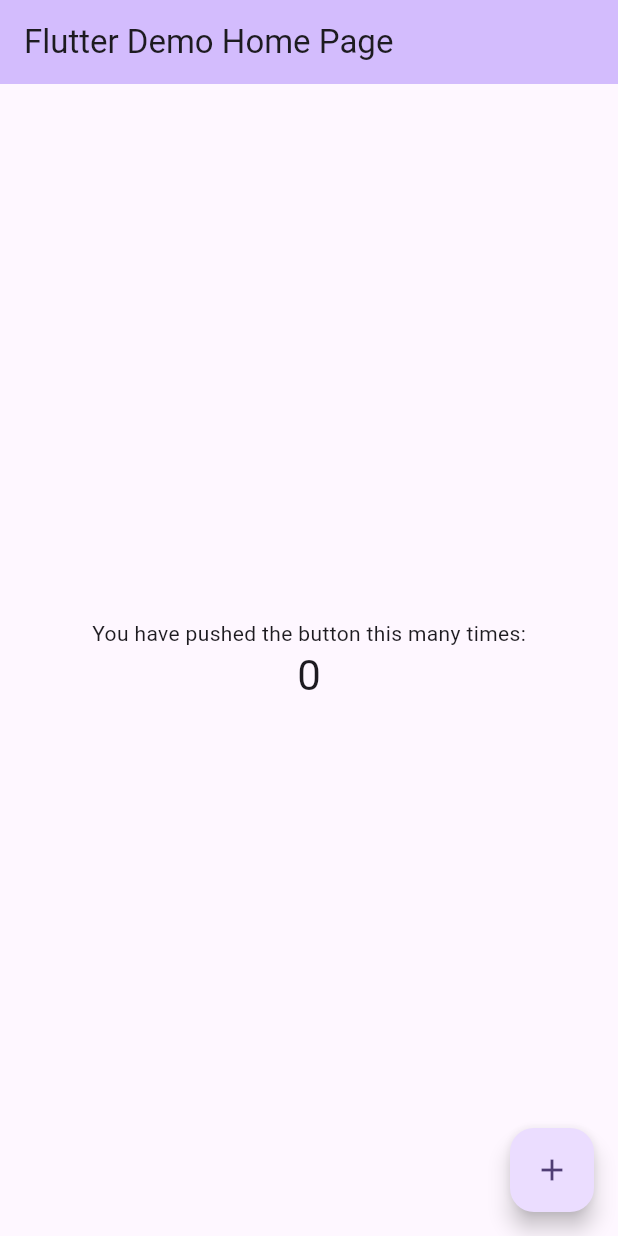
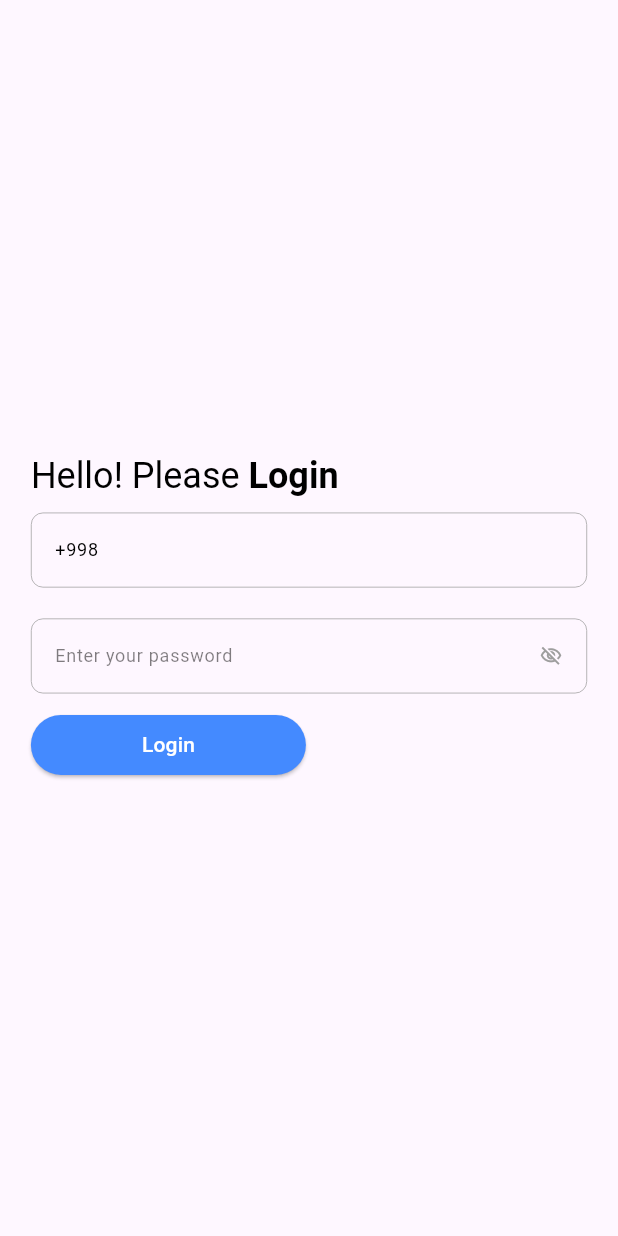
Before and after one commit to SalohiddinSayfiddinov/restaurant, a Flutter app: the screen it shows after launch, on a phone screen of 412 x 824 dp. Run offline on Flutter 3.47's test engine with Material 3 defaults, Android fonts, the phone set to English and light mode, and no system bars; our stand-ins replace flutter_multi_formatter, google_fonts.

Commit message:
login page

```diff
--- /dev/null
+++ b/lib/login_page.dart
@@ -0,0 +1,113 @@
+import 'package:flutter/material.dart';
+import 'package:google_fonts/google_fonts.dart';
+import 'package:restaurant/widgets/my_form_field.dart';
+import 'package:restaurant/widgets/responsive_widget.dart';
+
+class LoginPage extends StatelessWidget {
+  LoginPage({super.key});
+
+  final formKey = GlobalKey<FormState>();
+  final phoneController = TextEditingController();
+  final passwordController = TextEditingController();
+  @override
+  Widget build(BuildContext context) {
+    double width = MediaQuery.of(context).size.width;
+    return Scaffold(
+      body: Row(
+        children: [
+          if (!ResponsiveWidget.isSmallScreen(context))
+            Expanded(
+              child: Container(
+                color: Colors.blueAccent,
+                child: Center(
+                  child: Text(
+                    "Login Page",
+                    style: GoogleFonts.ralewayDots().copyWith(
+                      fontSize: 40,
+                      fontWeight: FontWeight.w800,
+                      color: Colors.white,
+                    ),
+                  ),
+                ),
+              ),
+            ),
+          Expanded(
+            child: Form(
+              key: formKey,
+              child: Padding(
+                padding: EdgeInsets.symmetric(horizontal: width * .05),
+                child: Column(
+                  crossAxisAlignment: CrossAxisAlignment.start,
+                  mainAxisAlignment: MainAxisAlignment.center,
+                  children: [
+                    RichText(
+                      text: const TextSpan(
+                        text: "Hello! Please",
+                        style: TextStyle(fontSize: 24, color: Colors.black),
+                        children: [
+                          TextSpan(
+                            text: " Login",
+                            style: TextStyle(
+                                fontSize: 24,
+                                fontWeight: FontWeight.w700,
+                                color: Colors.black),
+                          ),
+                        ],
+                      ),
+                    ),
+                    SizedBox(height: width * .025),
+                    MyTextField(
+                      controller: phoneController,
+                      isPhoneNumber: true,
+                      hintText: "Enter your phone",
+                      validator: (value) {
+                        if (value!.length < 17) {
+                          return "Please enter a valid phone number";
+                        }
+                        return null;
+                      },
+                    ),
+                    SizedBox(height: width * .05),
+                    MyTextField(
+                      controller: passwordController,
+                      isPassword: true,
+                      hintText: "Enter your password",
+                      validator: (value) {
+                        if (value!.length < 8) {
+                          return "Password cannot be less than 8 characters";
+                        }
+                        return null;
+                      },
+                    ),
+                    SizedBox(height: width * .025),
+                    ElevatedButton(
+                      onPressed: () {
+                        if (formKey.currentState!.validate()) {
+                          String phone = phoneController.text
+                              .trim()
+                              .replaceAll(RegExp(r'[-\s()]'), '');
+                          String password = passwordController.text.trim();
+                          print(phone);
+                          print(password);
+                        }
+                      },
+                      style: ElevatedButton.styleFrom(
+                        backgroundColor: Colors.blueAccent,
+                        foregroundColor: Colors.white,
+                      ),
+                      child: const Padding(
+                        padding:
+                            EdgeInsets.symmetric(horizontal: 50, vertical: 10),
+                        child: Text("Login"),
+                      ),
+                    )
+                  ],
+                ),
+              ),
+            ),
+          ),
+        ],
+      ),
+    );
+  }
+}
--- a/lib/main.dart
+++ b/lib/main.dart
@@ -1,5 +1,5 @@
 import 'package:flutter/material.dart';
-import 'package:restaurant/home.dart';
+import 'package:restaurant/login_page.dart';
 
 void main() {
   runApp(const MyApp());
@@ -12,11 +12,12 @@ class MyApp extends StatelessWidget {
   Widget build(BuildContext context) {
     return MaterialApp(
       title: 'Flutter Demo',
+      debugShowCheckedModeBanner: false,
       theme: ThemeData(
         colorScheme: ColorScheme.fromSeed(seedColor: Colors.deepPurple),
         useMaterial3: true,
       ),
-      home: const MyHomePage(title: 'Flutter Demo Home Page'),
+      home: LoginPage(),
     );
   }
 }
--- /dev/null
+++ b/lib/widgets/my_form_field.dart
@@ -0,0 +1,88 @@
+import 'package:flutter/material.dart';
+import 'package:flutter_multi_formatter/formatters/masked_input_formatter.dart';
+
+class MyTextField extends StatefulWidget {
+  final String? hintText;
+  final bool isPassword;
+  final bool isPhoneNumber;
+  final TextEditingController? controller;
+  final FormFieldValidator<String>? validator;
+
+  const MyTextField({
+    super.key,
+    this.hintText,
+    this.isPassword = false,
+    this.isPhoneNumber = false,
+    this.controller,
+    this.validator,
+  });
+
+  @override
+  State<MyTextField> createState() => _MyTextFieldState();
+}
+
+class _MyTextFieldState extends State<MyTextField> {
+  bool _isObscured = true;
+
+  @override
+  void initState() {
+    super.initState();
+    if (widget.isPhoneNumber && widget.controller != null) {
+      widget.controller!.text = '+998 ';
+    }
+  }
+
+  @override
+  Widget build(BuildContext context) {
+    return TextFormField(
+      controller: widget.controller,
+      onTapOutside: (event) => FocusScope.of(context).unfocus(),
+      obscureText: widget.isPassword ? _isObscured : false,
+      keyboardType:
+          widget.isPhoneNumber ? TextInputType.phone : TextInputType.text,
+      inputFormatters: widget.isPhoneNumber
+          ? [MaskedInputFormatter('+000 00 000-00-00')]
+          : null,
+      style: const TextStyle(
+        fontSize: 12.0,
+        color: Colors.black,
+      ),
+      decoration: InputDecoration(
+        hintStyle: TextStyle(
+          fontSize: 12.0,
+          color: Colors.black.withOpacity(.5),
+        ),
+        hintText: widget.hintText,
+        border: OutlineInputBorder(
+          borderRadius: BorderRadius.circular(8.0),
+        ),
+        focusedBorder: OutlineInputBorder(
+          borderRadius: BorderRadius.circular(8.0),
+          borderSide: const BorderSide(color: Colors.blueAccent, width: .5),
+        ),
+        enabledBorder: OutlineInputBorder(
+          borderRadius: BorderRadius.circular(8.0),
+          borderSide: const BorderSide(color: Colors.grey, width: .5),
+        ),
+        suffixIcon: widget.isPassword
+            ? IconButton(
+                icon: Icon(
+                  _isObscured
+                      ? Icons.visibility_off_outlined
+                      : Icons.visibility_outlined,
+                  size: 15,
+                  color: Colors.grey,
+                ),
+                onPressed: () {
+                  setState(() {
+                    _isObscured = !_isObscured;
+                  });
+                },
+              )
+            : null,
+      ),
+      cursorColor: Colors.blueAccent,
+      validator: widget.validator,
+    );
+  }
+}
--- /dev/null
+++ b/lib/widgets/responsive_widget.dart
@@ -0,0 +1,16 @@
+import 'package:flutter/material.dart';
+
+class ResponsiveWidget {
+  static bool isLargeScreen(BuildContext context) {
+    return MediaQuery.of(context).size.width > 1200;
+  }
+
+  static bool isMediumScreen(BuildContext context) {
+    return MediaQuery.of(context).size.width <= 1200 &&
+        MediaQuery.of(context).size.width > 700;
+  }
+
+  static bool isSmallScreen(BuildContext context) {
+    return MediaQuery.of(context).size.width < 700;
+  }
+}
--- a/pubspec.yaml
+++ b/pubspec.yaml
@@ -35,6 +35,8 @@ dependencies:
   # The following adds the Cupertino Icons font to your application.
   # Use with the CupertinoIcons class for iOS style icons.
   cupertino_icons: ^1.0.8
+  google_fonts: ^6.2.1
+  flutter_multi_formatter: ^2.13.0
 
 dev_dependencies:
   flutter_test:
```
Also changed, not shown: pubspec.lock, 10 other files.
